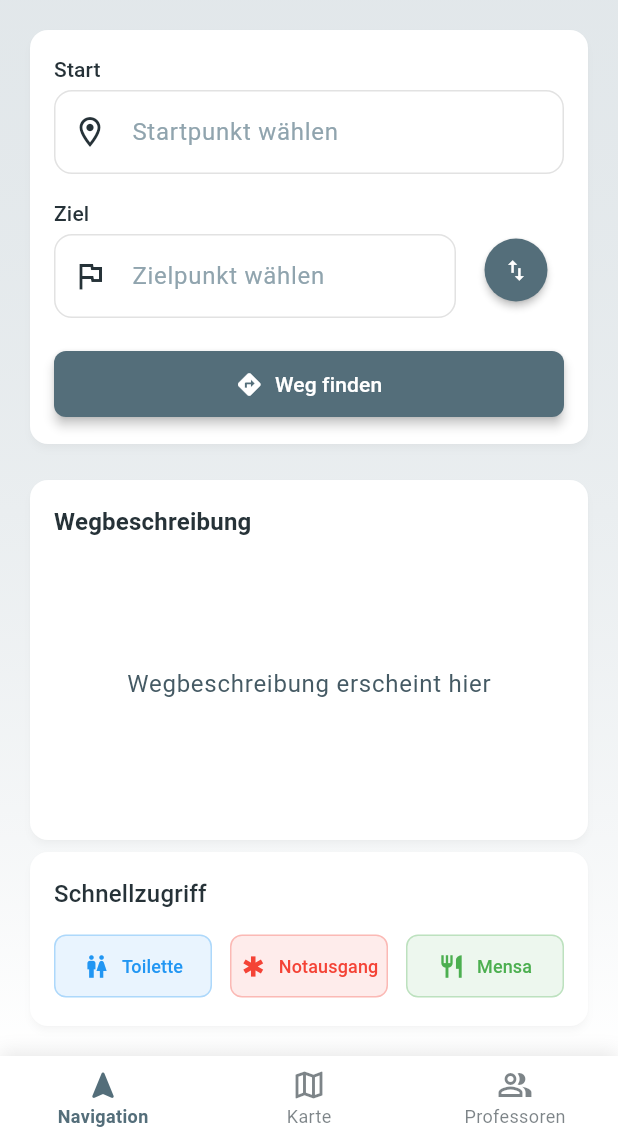
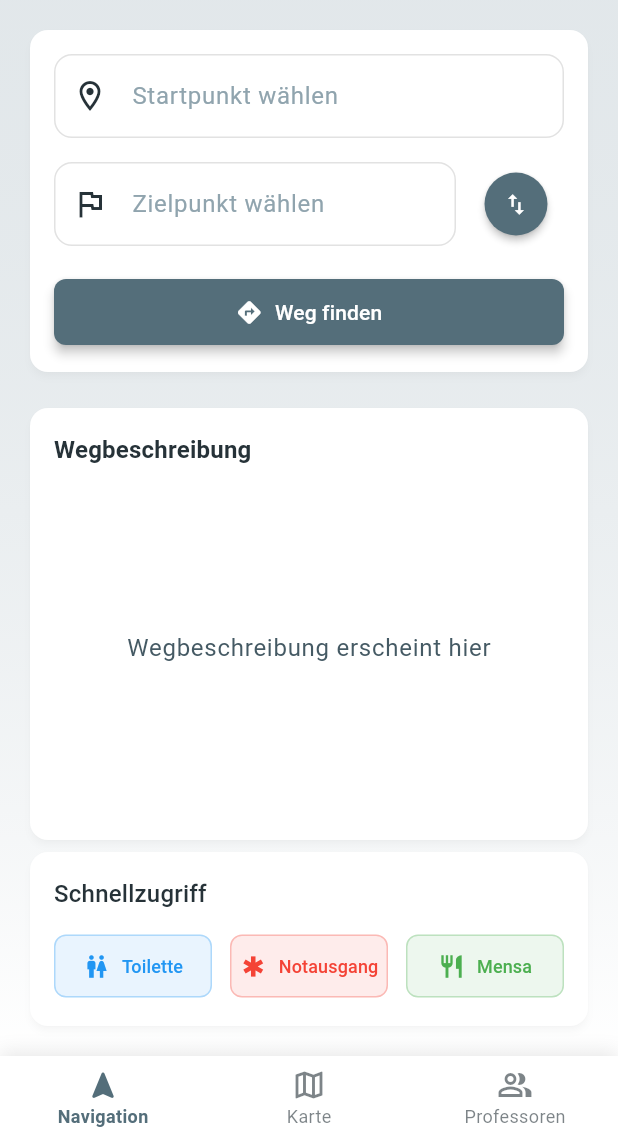
Before and after one commit to NerevarChthn/way_to_class, a Flutter app: the screen it shows after launch, on a phone screen of 412 x 824 dp, the part 96-1236 px from its top. Run offline on Flutter 3.47's test engine with Material 3 defaults, Android fonts, the light colour scheme and no system bars; drawn by our look-alikes of toastification; our stand-ins replace flutter_secure_storage, get_it, shared_preferences; missing offline and left inert: encrypt.

Commit message:
merged legende

```diff
--- a/lib/pages/home/components/search_panel.dart
+++ b/lib/pages/home/components/search_panel.dart
@@ -35,8 +35,6 @@ class SearchPanel extends StatelessWidget {
           crossAxisAlignment: CrossAxisAlignment.start,
           children: [
             // Startpunkt-Eingabe
-            Text('Start', style: theme.textTheme.labelLarge),
-            const SizedBox(height: 4),
             NodeAutocompleteField(
               nodeNames: nodeNames,
               hintText: 'Startpunkt wählen',
@@ -52,24 +50,17 @@ class SearchPanel extends StatelessWidget {
               crossAxisAlignment: CrossAxisAlignment.start,
               children: [
                 Expanded(
-                  child: Column(
-                    crossAxisAlignment: CrossAxisAlignment.start,
-                    children: [
-                      Text('Ziel', style: theme.textTheme.labelLarge),
-                      const SizedBox(height: 4),
-                      NodeAutocompleteField(
-                        nodeNames: nodeNames,
-                        hintText: 'Zielpunkt wählen',
-                        prefixIcon: Icons.flag_outlined,
-                        initialValue: zielValue,
-                        onSelected: onZielChanged,
-                      ),
-                    ],
+                  child: NodeAutocompleteField(
+                    nodeNames: nodeNames,
+                    hintText: 'Zielpunkt wählen',
+                    prefixIcon: Icons.flag_outlined,
+                    initialValue: zielValue,
+                    onSelected: onZielChanged,
                   ),
                 ),
                 // Tausch-Button
                 Padding(
-                  padding: const EdgeInsets.only(top: 24, left: 8),
+                  padding: const EdgeInsets.only(top: 4, left: 8),
                   child: ElevatedButton(
                     onPressed: onSwap,
                     style: ElevatedButton.styleFrom(
```
